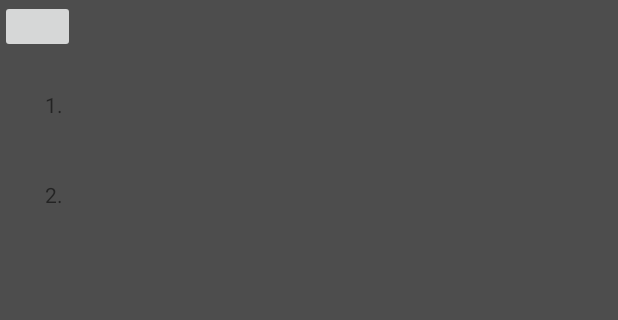
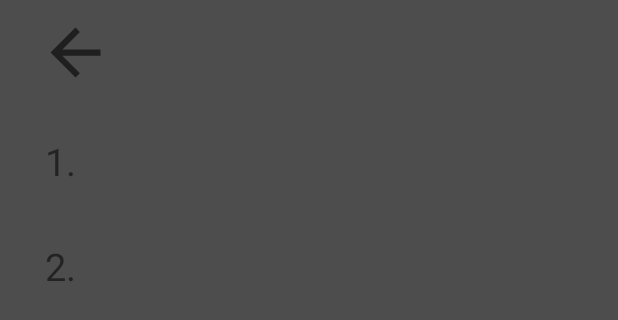
Before and after one commit to Lyzog/higerlower, an Android app: the layout activity_highscore.xml on its own in the app's theme, with its tools: preview values and no code run, on a phone screen of 412 x 824 dp. Shown: the top 320 px of the screen. Run offline under Robolectric (Android 15) with nearby library versions, the phone set to English and light mode, and no system bars.

Commit message:
added return buttons on settings and highScore Activity instead of regular button made the return button bigger

```diff
--- a/app/src/main/java/com/example/user/higherlower/HighScoreActivity.java
+++ b/app/src/main/java/com/example/user/higherlower/HighScoreActivity.java
@@ -10,8 +10,6 @@ import android.widget.ImageButton;
 
 public class HighScoreActivity extends AppCompatActivity {
 
-    private ImageButton button;
-
     @SuppressLint("WrongViewCast")
     @Override
     protected void onCreate(Bundle savedInstanceState) {
@@ -19,8 +17,8 @@ public class HighScoreActivity extends AppCompatActivity {
         getSupportActionBar().hide();
         setContentView(R.layout.activity_highscore);
 
-        button = findViewById(R.id.backToMain);
-        button.setOnClickListener(new View.OnClickListener(){
+        ImageButton imagebutton = findViewById(R.id.backToMain);
+        imagebutton.setOnClickListener(new View.OnClickListener(){
             @Override
             public void onClick(View v) {
                 goBackToMain();
--- a/app/src/main/res/layout/activity_highscore.xml
+++ b/app/src/main/res/layout/activity_highscore.xml
@@ -1,7 +1,5 @@
 <?xml version="1.0" encoding="utf-8"?>
 <RelativeLayout xmlns:android="http://schemas.android.com/apk/res/android"
-    xmlns:app="http://schemas.android.com/apk/res-auto"
-    xmlns:tools="http://schemas.android.com/tools"
     android:layout_height="wrap_content"
     android:layout_width="wrap_content"
     android:background="@color/colorAccent"
@@ -12,10 +10,10 @@
         android:layout_width="match_parent"
         android:layout_height="match_parent"
         android:text="@string/_1"
+        android:textSize="25sp"
         android:layout_marginStart="30dp"
         android:layout_marginLeft="30dp"
-        android:layout_marginTop="60dp"
-
+        android:layout_marginTop="90dp"
         />
 
     <TextView
@@ -23,17 +21,23 @@
         android:layout_width="match_parent"
         android:layout_height="match_parent"
         android:text="@string/_2"
+        android:textSize="25sp"
         android:layout_marginStart="30dp"
         android:layout_marginLeft="30dp"
-        android:layout_marginTop="120dp"
-
+        android:layout_marginTop="160dp"
         />
 
     <ImageButton
         android:id="@+id/backToMain"
+        android:layout_marginStart="25dp"
+        android:layout_marginLeft="25dp"
+        android:layout_marginTop="10dp"
         android:layout_width="50dp"
-        android:layout_height="35dp"
+        android:layout_height="50dp"
+        android:scaleType="fitXY"
+        android:background="@android:color/transparent"
+        android:src="?attr/actionModeCloseDrawable"
+        android:visibility="visible"
         />
 
-
 </RelativeLayout>
--- a/app/src/main/res/values/strings.xml
+++ b/app/src/main/res/values/strings.xml
@@ -13,4 +13,7 @@
     <string name="Music">Music</string>
     <string name="Theme">Theme</string>
     <string name="Languages">Languages</string>
+    <string name="credits">credits</string>
+    <string name="on">on</string>
+    <string name="off">off</string>
 </resources>
```
Also changed, not shown: app/src/main/java/com/example/user/higherlower/GameActivity.java (+13 -9 lines), app/src/main/java/com/example/user/higherlower/SettingsActivity.java (+16 -1 lines), app/src/main/res/layout/activity_settings.xml (+104 -31 lines), 1 other file.
